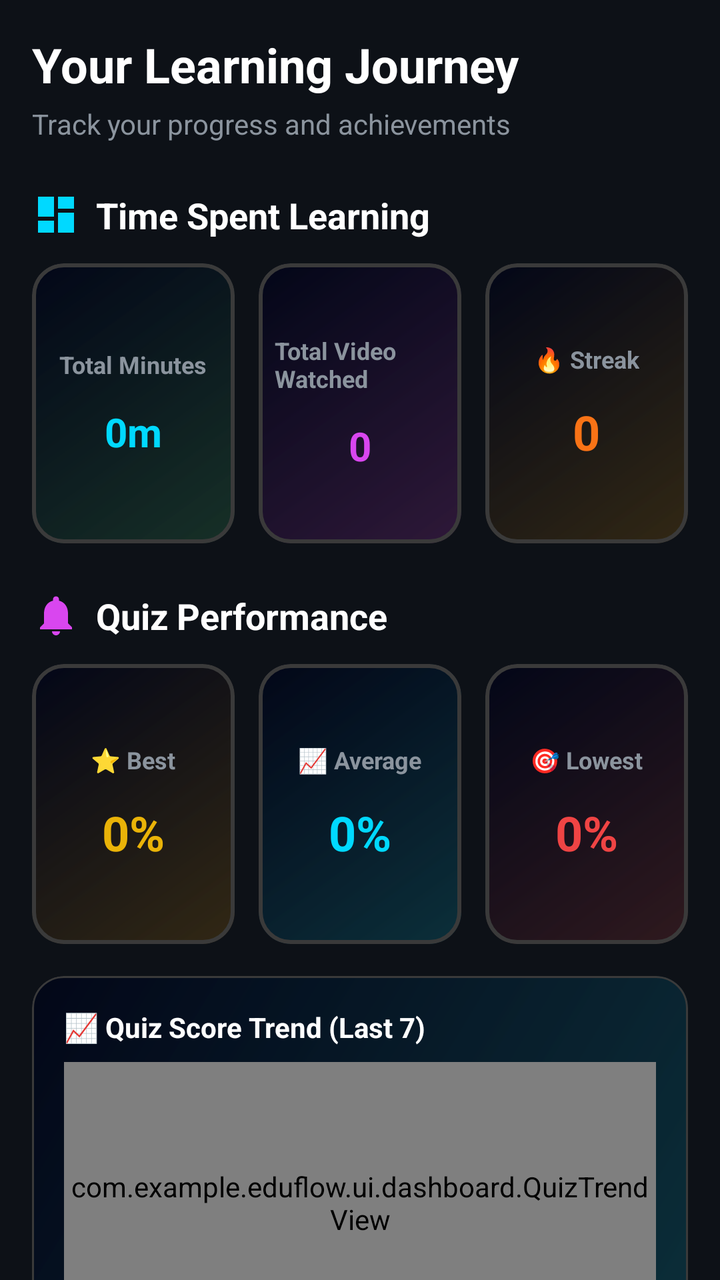
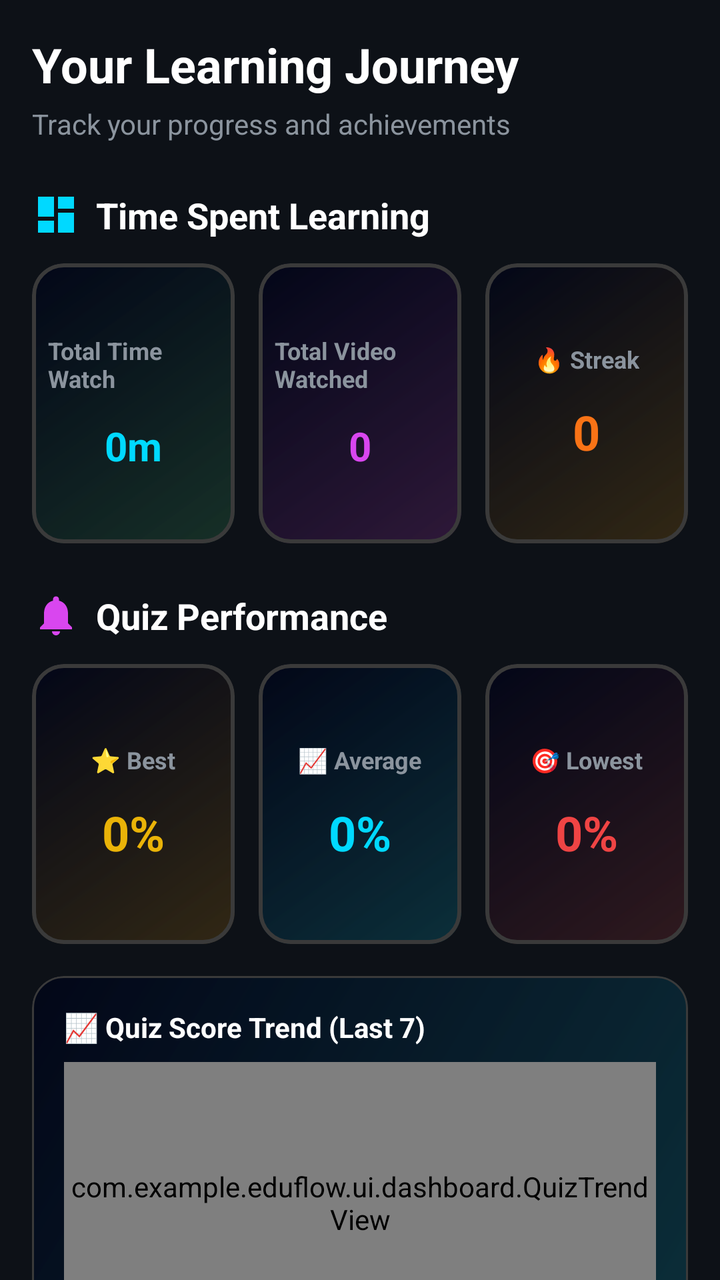

The first picture is an Android layout as it rendered before a commit; the second is the same layout after the commit. The layout source and the unified diff follow.
<!-- AndroidManifest.xml: application theme Theme.EduFlow -->
<!-- res/layout/fragment_dashboard.xml -->
<?xml version="1.0" encoding="utf-8"?>
<androidx.core.widget.NestedScrollView xmlns:android="http://schemas.android.com/apk/res/android"
    xmlns:app="http://schemas.android.com/apk/res-auto"
    xmlns:tools="http://schemas.android.com/tools"
    android:layout_width="match_parent"
    android:layout_height="match_parent"
    android:background="@color/background_dark"
    android:fillViewport="true">

    <LinearLayout
        android:layout_width="match_parent"
        android:layout_height="wrap_content"
        android:orientation="vertical"
        android:padding="16dp">

        <TextView
            android:layout_width="wrap_content"
            android:layout_height="wrap_content"
            android:text="Your Learning Journey"
            android:textColor="@color/white"
            android:textSize="24sp"
            android:textStyle="bold" />

        <TextView
            android:layout_width="wrap_content"
            android:layout_height="wrap_content"
            android:layout_marginTop="4dp"
            android:text="Track your progress and achievements"
            android:textColor="@color/text_secondary"
            android:textSize="14sp" />

        
        <TextView
            android:layout_width="wrap_content"
            android:layout_height="wrap_content"
            android:layout_marginTop="24dp"
            android:layout_marginBottom="12dp"
            android:drawableStart="@drawable/ic_dashboard"
            android:drawableTint="@color/primary_cyan"
            android:drawablePadding="8dp"
            android:text="Time Spent Learning"
            android:textColor="@color/white"
            android:textSize="18sp"
            android:textStyle="bold" />

        <LinearLayout
            android:layout_width="match_parent"
            android:layout_height="wrap_content"
            android:baselineAligned="false"
            android:orientation="horizontal"
            android:weightSum="3">

            
            <com.google.android.material.card.MaterialCardView
                android:layout_width="0dp"
                android:layout_height="140dp"
                android:layout_marginEnd="8dp"
                android:layout_weight="1"
                app:cardBackgroundColor="@android:color/transparent"
                app:cardCornerRadius="16dp"
                app:cardElevation="0dp"
                app:strokeColor="@color/card_border_dark_gray"
                app:strokeWidth="2dp">

                <LinearLayout
                    android:layout_width="match_parent"
                    android:layout_height="match_parent"
                    android:background="@drawable/bg_card_gradient_green"
                    android:gravity="center"
                    android:orientation="vertical"
                    android:padding="8dp">

                    <TextView
                        android:layout_width="wrap_content"
                        android:layout_height="wrap_content"
                        android:text="Total Minutes"
                        android:textColor="@color/text_secondary"
                        android:textSize="12sp"
                        android:textStyle="bold" />

                    <TextView
                        android:id="@+id/tvTotalHours"
                        android:layout_width="wrap_content"
                        android:layout_height="wrap_content"
                        android:layout_marginTop="12dp"
                        android:text="0m"
                        android:textColor="@color/primary_cyan"
                        android:textSize="20sp"
                        android:textStyle="bold" />
                </LinearLayout>
            </com.google.android.material.card.MaterialCardView>

            
            <com.google.android.material.card.MaterialCardView
                android:layout_width="0dp"
                android:layout_height="140dp"
                android:layout_marginHorizontal="4dp"
                android:layout_weight="1"
                app:cardBackgroundColor="@android:color/transparent"
                app:cardCornerRadius="16dp"
                app:cardElevation="0dp"
                app:strokeColor="@color/card_border_dark_gray"
                app:strokeWidth="2dp">

                <LinearLayout
                    android:layout_width="match_parent"
                    android:layout_height="match_parent"
                    android:background="@drawable/bg_card_gradient_purple"
                    android:gravity="center"
                    android:orientation="vertical"
                    android:padding="8dp">

                    <TextView
                        android:layout_width="wrap_content"
                        android:layout_height="wrap_content"
                        android:text="Total Video Watched"
                        android:textColor="@color/text_secondary"
                        android:textSize="12sp"
                        android:textStyle="bold" />

                    <TextView
                        android:id="@+id/tvAvgPerDay"
                        android:layout_width="wrap_content"
                        android:layout_height="wrap_content"
                        android:layout_marginTop="12dp"
                        android:text="0"
                        android:textColor="@color/accent_magenta"
                        android:textSize="20sp"
                        android:textStyle="bold" />
                </LinearLayout>
            </com.google.android.material.card.MaterialCardView>

            
            <com.google.android.material.card.MaterialCardView
                android:layout_width="0dp"
                android:layout_height="140dp"
                android:layout_marginStart="8dp"
                android:layout_weight="1"
                app:cardBackgroundColor="@android:color/transparent"
                app:cardCornerRadius="16dp"
                app:cardElevation="0dp"
                app:strokeColor="@color/card_border_dark_gray"
                app:strokeWidth="2dp">

                <LinearLayout
                    android:layout_width="match_parent"
                    android:layout_height="match_parent"
                    android:background="@drawable/bg_card_gradient_orange"
                    android:gravity="center"
                    android:orientation="vertical"
                    android:padding="8dp">

                    <TextView
                        android:layout_width="wrap_content"
                        android:layout_height="wrap_content"
                        android:text="🔥 Streak"
                        android:textColor="@color/text_secondary"
                        android:textSize="12sp"
                        android:textStyle="bold" />

                    <TextView
                        android:id="@+id/tvStreak"
                        android:layout_width="wrap_content"
                        android:layout_height="wrap_content"
                        android:layout_marginTop="12dp"
                        android:text="0"
                        android:textColor="#F97316"
                        android:textSize="24sp"
                        android:textStyle="bold" />
                </LinearLayout>
            </com.google.android.material.card.MaterialCardView>

        </LinearLayout>

        
        <TextView
            android:layout_width="wrap_content"
            android:layout_height="wrap_content"
            android:layout_marginTop="24dp"
            android:layout_marginBottom="12dp"
            android:drawableStart="@drawable/ic_notifications"
            android:drawableTint="@color/accent_magenta"
            android:drawablePadding="8dp"
            android:text="Quiz Performance"
            android:textColor="@color/white"
            android:textSize="18sp"
            android:textStyle="bold" />

        <LinearLayout
            android:layout_width="match_parent"
            android:layout_height="wrap_content"
            android:baselineAligned="false"
            android:orientation="horizontal"
            android:weightSum="3">

            
            <com.google.android.material.card.MaterialCardView
                android:layout_width="0dp"
                android:layout_height="140dp"
                android:layout_marginEnd="8dp"
                android:layout_weight="1"
                app:cardBackgroundColor="@android:color/transparent"
                app:cardCornerRadius="16dp"
                app:cardElevation="0dp"
                app:strokeColor="@color/card_border_dark_gray"
                app:strokeWidth="2dp">

                <LinearLayout
                    android:layout_width="match_parent"
                    android:layout_height="match_parent"
                    android:background="@drawable/bg_card_gradient_orange"
                    android:gravity="center"
                    android:orientation="vertical"
                    android:padding="8dp">

                    <TextView
                        android:layout_width="wrap_content"
                        android:layout_height="wrap_content"
                        android:text="⭐ Best"
                        android:textColor="@color/text_secondary"
                        android:textSize="12sp"
                        android:textStyle="bold" />

                    <TextView
                        android:id="@+id/tvBestScore"
                        android:layout_width="wrap_content"
                        android:layout_height="wrap_content"
                        android:layout_marginTop="12dp"
                        android:text="0%"
                        android:textColor="#EAB308"
                        android:textSize="24sp"
                        android:textStyle="bold" />
                </LinearLayout>
            </com.google.android.material.card.MaterialCardView>

            
            <com.google.android.material.card.MaterialCardView
                android:layout_width="0dp"
                android:layout_height="140dp"
                android:layout_marginHorizontal="4dp"
                android:layout_weight="1"
                app:cardBackgroundColor="@android:color/transparent"
                app:cardCornerRadius="16dp"
                app:cardElevation="0dp"
                app:strokeColor="@color/card_border_dark_gray"
                app:strokeWidth="2dp">

                <LinearLayout
                    android:layout_width="match_parent"
                    android:layout_height="match_parent"
                    android:background="@drawable/bg_card_gradient_blue"
                    android:gravity="center"
                    android:orientation="vertical"
                    android:padding="8dp">

                    <TextView
                        android:layout_width="wrap_content"
                        android:layout_height="wrap_content"
                        android:text="📈 Average"
                        android:textColor="@color/text_secondary"
                        android:textSize="12sp"
                        android:textStyle="bold" />

                    <TextView
                        android:id="@+id/tvAvgScore"
                        android:layout_width="wrap_content"
                        android:layout_height="wrap_content"
                        android:layout_marginTop="12dp"
                        android:text="0%"
                        android:textColor="@color/primary_cyan"
                        android:textSize="24sp"
                        android:textStyle="bold" />
                </LinearLayout>
            </com.google.android.material.card.MaterialCardView>

            
            <com.google.android.material.card.MaterialCardView
                android:layout_width="0dp"
                android:layout_height="140dp"
                android:layout_marginStart="8dp"
                android:layout_weight="1"
                app:cardBackgroundColor="@android:color/transparent"
                app:cardCornerRadius="16dp"
                app:cardElevation="0dp"
                app:strokeColor="@color/card_border_dark_gray"
                app:strokeWidth="2dp">

                <LinearLayout
                    android:layout_width="match_parent"
                    android:layout_height="match_parent"
                    android:background="@drawable/bg_card_gradient_red"
                    android:gravity="center"
                    android:orientation="vertical"
                    android:padding="8dp">

                    <TextView
                        android:layout_width="wrap_content"
                        android:layout_height="wrap_content"
                        android:text="🎯 Lowest"
                        android:textColor="@color/text_secondary"
                        android:textSize="12sp"
                        android:textStyle="bold" />

                    <TextView
                        android:id="@+id/tvLowestScore"
                        android:layout_width="wrap_content"
                        android:layout_height="wrap_content"
                        android:layout_marginTop="12dp"
                        android:text="0%"
                        android:textColor="@color/error_red"
                        android:textSize="24sp"
                        android:textStyle="bold" />
                </LinearLayout>
            </com.google.android.material.card.MaterialCardView>

        </LinearLayout>

        
        <com.google.android.material.card.MaterialCardView
            android:layout_width="match_parent"
            android:layout_height="200dp"
            android:layout_marginTop="16dp"
            app:cardBackgroundColor="@android:color/transparent"
            app:cardCornerRadius="16dp"
            app:cardElevation="0dp"
            app:strokeColor="@color/card_border_dark_gray"
            app:strokeWidth="1dp">

            <LinearLayout
                android:layout_width="match_parent"
                android:layout_height="match_parent"
                android:background="@drawable/bg_card_gradient_blue"
                android:orientation="vertical"
                android:padding="16dp">

                <TextView
                    android:layout_width="wrap_content"
                    android:layout_height="wrap_content"
                    android:text="📈 Quiz Score Trend (Last 7)"
                    android:textColor="@color/white"
                    android:textStyle="bold" />

                <com.example.eduflow.ui.dashboard.QuizTrendView
                    android:id="@+id/trendGraph"
                    android:layout_width="match_parent"
                    android:layout_height="match_parent"
                    android:layout_marginTop="8dp" />
            </LinearLayout>
        </com.google.android.material.card.MaterialCardView>

        
        <com.google.android.material.card.MaterialCardView
            android:id="@+id/cardViewAllQuizzes"
            android:layout_width="match_parent"
            android:layout_height="wrap_content"
            android:layout_marginTop="16dp"
            app:cardBackgroundColor="@android:color/transparent"
            app:cardCornerRadius="24dp"
            app:cardElevation="2dp"
            app:strokeColor="@color/card_border_dark_gray"
            app:strokeWidth="2dp">

            <LinearLayout
                android:layout_width="match_parent"
                android:layout_height="wrap_content"
                android:background="@drawable/bg_card_gradient_cyan"
                android:orientation="vertical">
                
                <LinearLayout
                    android:id="@+id/headerQuizHistory"
                    android:layout_width="match_parent"
                    android:layout_height="wrap_content"
                    android:padding="12dp"
                    android:gravity="center_vertical"
                    android:background="@android:color/transparent"
                    android:clickable="true"
                    android:focusable="true">
                    
                    <TextView
                        android:layout_width="0dp"
                        android:layout_height="wrap_content"
                        android:layout_weight="1"
                        android:paddingStart="8dp"
                        android:text="View All Quizzes"
                        android:textColor="@color/white"
                        android:textStyle="bold"
                        android:textSize="16sp"/>
                        
                    <ImageView
                        android:id="@+id/ivExpand"
                        android:layout_width="24dp"
                        android:layout_height="24dp"
                        android:src="@drawable/ic_arrow_down"
                        app:tint="@color/white" /> 
                </LinearLayout>

                <androidx.recyclerview.widget.RecyclerView
                    android:id="@+id/rvQuizHistory"
                    android:layout_width="match_parent"
                    android:layout_height="wrap_content"
                    android:background="@android:color/transparent"
                    android:visibility="gone"
                    android:paddingTop="8dp"/>
            </LinearLayout>

        </com.google.android.material.card.MaterialCardView>

        
        <TextView
            android:layout_width="wrap_content"
            android:layout_height="wrap_content"
            android:layout_marginTop="24dp"
            android:layout_marginBottom="12dp"
            android:drawableStart="@drawable/ic_dashboard"
            android:drawableTint="#EAB308"
            android:drawablePadding="8dp"
            android:text="Achievements &amp; Badges"
            android:textColor="@color/white"
            android:textSize="18sp"
            android:textStyle="bold" />

        <androidx.recyclerview.widget.RecyclerView
            android:id="@+id/rvBadges"
            android:layout_width="match_parent"
            android:layout_height="wrap_content"
            android:overScrollMode="never" />

    </LinearLayout>

</androidx.core.widget.NestedScrollView>
<!-- resources referenced by this layout -->
<resources>
  <color name="accent_magenta">#D946EF</color>
  <color name="background_dark">#0D1117</color>
  <color name="card_border_dark_gray">#3A3A3A</color>
  <color name="error_red">#EF4444</color>
  <color name="primary_cyan">#00D9FF</color>
  <color name="text_secondary">#8B949E</color>
  <color name="white">#FFFFFFFF</color>
  <!-- drawable bg_card_gradient_blue (drawable) -->
  <?xml version="1.0" encoding="utf-8"?>
  <shape xmlns:android="http://schemas.android.com/apk/res/android">
      <gradient
          android:angle="135"
          android:endColor="#020617"
          android:startColor="#2600D9FF"
          android:type="linear" />
      <corners android:radius="14dp" />
  </shape>
  <!-- drawable bg_card_gradient_cyan (drawable) -->
  <?xml version="1.0" encoding="utf-8"?>
  <shape xmlns:android="http://schemas.android.com/apk/res/android">
      <gradient
          android:angle="135"
          android:endColor="#020617"
          android:startColor="#2622D3EE"
          android:type="linear" />
      <corners android:radius="22dp" />
  </shape>
  <!-- drawable bg_card_gradient_green (drawable) -->
  <?xml version="1.0" encoding="utf-8"?>
  <shape xmlns:android="http://schemas.android.com/apk/res/android">
      <gradient
          android:angle="135"
          android:endColor="#020617"
          android:startColor="#264ADE80"
          android:type="linear" />
      <corners android:radius="14dp" />
  </shape>
  <!-- drawable bg_card_gradient_orange (drawable) -->
  <?xml version="1.0" encoding="utf-8"?>
  <shape xmlns:android="http://schemas.android.com/apk/res/android">
      <gradient
          android:angle="135"
          android:endColor="#020617"
          android:startColor="#26FFA500"
          android:type="linear" />
      <corners android:radius="14dp" />
  </shape>
  <!-- drawable bg_card_gradient_purple (drawable) -->
  <?xml version="1.0" encoding="utf-8"?>
  <shape xmlns:android="http://schemas.android.com/apk/res/android">
      <gradient
          android:angle="135"
          android:endColor="#020617"
          android:startColor="#26E93DF5"
          android:type="linear" />
      <corners android:radius="14dp" />
  </shape>
  <!-- drawable bg_card_gradient_red (drawable) -->
  <?xml version="1.0" encoding="utf-8"?>
  <shape xmlns:android="http://schemas.android.com/apk/res/android">
      <gradient
          android:angle="135"
          android:endColor="#020617"
          android:startColor="#26EF4444"
          android:type="linear" />
      <corners android:radius="14dp" />
  </shape>
  <!-- drawable ic_arrow_down (drawable) -->
  <vector xmlns:android="http://schemas.android.com/apk/res/android"
      android:width="24dp"
      android:height="24dp"
      android:viewportWidth="24"
      android:viewportHeight="24"
      android:tint="?attr/colorControlNormal">
    <path
        android:fillColor="@android:color/white"
        android:pathData="M7.41,8.59L12,13.17l4.59,-4.58L18,10l-6,6l-6,-6l1.41,-1.41z"/>
  </vector>
  <!-- drawable ic_dashboard (drawable) -->
  <?xml version="1.0" encoding="utf-8"?>
  <vector xmlns:android="http://schemas.android.com/apk/res/android"
      android:width="24dp"
      android:height="24dp"
      android:viewportWidth="24"
      android:viewportHeight="24">
      <path
          android:fillColor="#FFFFFF"
          android:pathData="M3,13h8V3H3v10zM3,21h8v-6H3v6zM13,21h8V11h-8v10zM13,3v6h8V3h-8z" />
  </vector>
  <style name="Theme.EduFlow" parent="Base.Theme.EduFlow" />
  <color name="primary_cyan_light">#4DE8FF</color>
  <color name="black">#FF000000</color>
  <color name="accent_purple">#B24BF3</color>
  <color name="background_card">#161B22</color>
  <color name="text_primary">#FFFFFF</color>
  <!-- unchanged entries left out for length: 2 -->
</resources>

<!-- the commit's change to res/layout/fragment_dashboard.xml (unified diff, before → after) -->
@@ -73,7 +73,7 @@
                     <TextView
                         android:layout_width="wrap_content"
                         android:layout_height="wrap_content"
-                        android:text="Total Minutes"
+                        android:text="Total Time Watch"
                         android:textColor="@color/text_secondary"
                         android:textSize="12sp"
                         android:textStyle="bold" />
